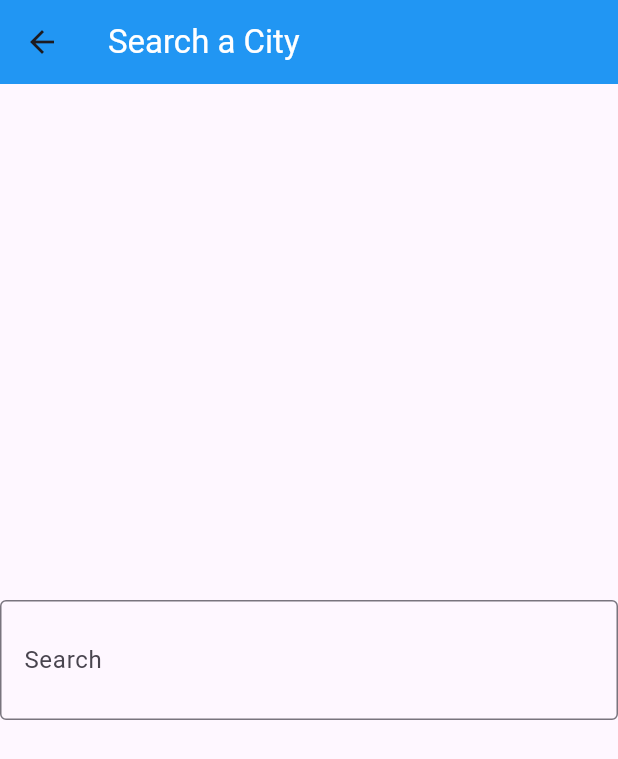
After one commit to As-tra/weather, a Flutter app: the SearchPage screen opened directly, on a phone screen of 412 x 824 dp. The commit adds this screen. Shown: the top 759 px of the screen. Run offline on Flutter 3.47's test engine with Material 3 defaults, Android fonts, the phone set to English and light mode, and no system bars.

Commit message:
new update

```diff
--- /dev/null
+++ b/lib/pages/search_page.dart
@@ -0,0 +1,35 @@
+import 'package:flutter/material.dart';
+
+class SearchPage extends StatelessWidget {
+  const SearchPage({super.key});
+
+  @override
+  Widget build(BuildContext context) {
+    return Scaffold(
+      appBar: AppBar(
+        title: const Text(
+          'Search a City',
+          style: TextStyle(
+            color: Colors.white,
+          ),
+        ),
+        backgroundColor: Colors.blue,
+      ),
+      body: Center(
+        child: TextField(
+          decoration: InputDecoration(
+            label: Text('Search'),
+            border: OutlineInputBorder(),
+            hintText: 'Enter a city please',
+            suffix: IconButton(
+              icon: Icon(Icons.search),
+              onPressed: () {
+
+              },
+            ),
+          ),
+        ),
+      ),
+    );
+  }
+}
```
Also changed, not shown: lib/pages/home_page.dart (+15 -24 lines), lib/pages/info_page.dart (deleted, +0 -40 lines).
